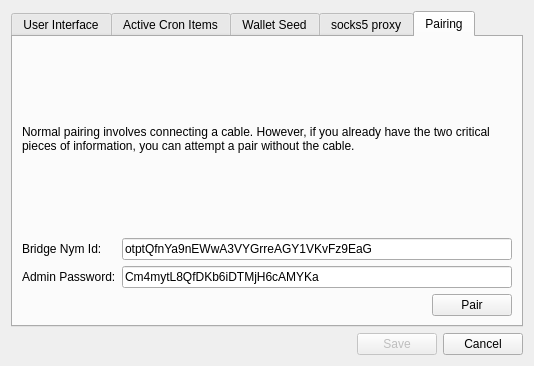
First picture: the form in src/gui/widgets/settings.ui, repository Open-Transactions/Moneychanger, before the edit.
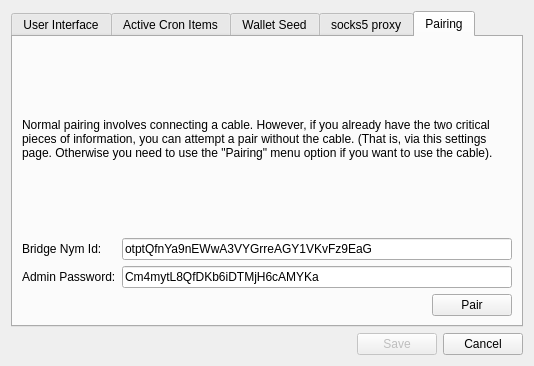
Second picture: the form after the edit. The open tabs and pages were chosen to show the change.

```diff
--- a/src/gui/widgets/settings.ui
+++ b/src/gui/widgets/settings.ui
@@ -232,7 +232,7 @@
        <item>
         <widget class="QLabel" name="label_5">
          <property name="text">
-          <string>Normal pairing involves connecting a cable. However, if you already have the two critical pieces of information, you can attempt a pair without the cable.</string>
+          <string>Normal pairing involves connecting a cable. However, if you already have the two critical pieces of information, you can attempt a pair without the cable. (That is, via this settings page. Otherwise you need to use the &quot;Pairing&quot; menu option if you want to use the cable).</string>
          </property>
          <property name="wordWrap">
           <bool>true</bool>
```
Left out of the diff: 2 changed lines with no effect on the pictures.
